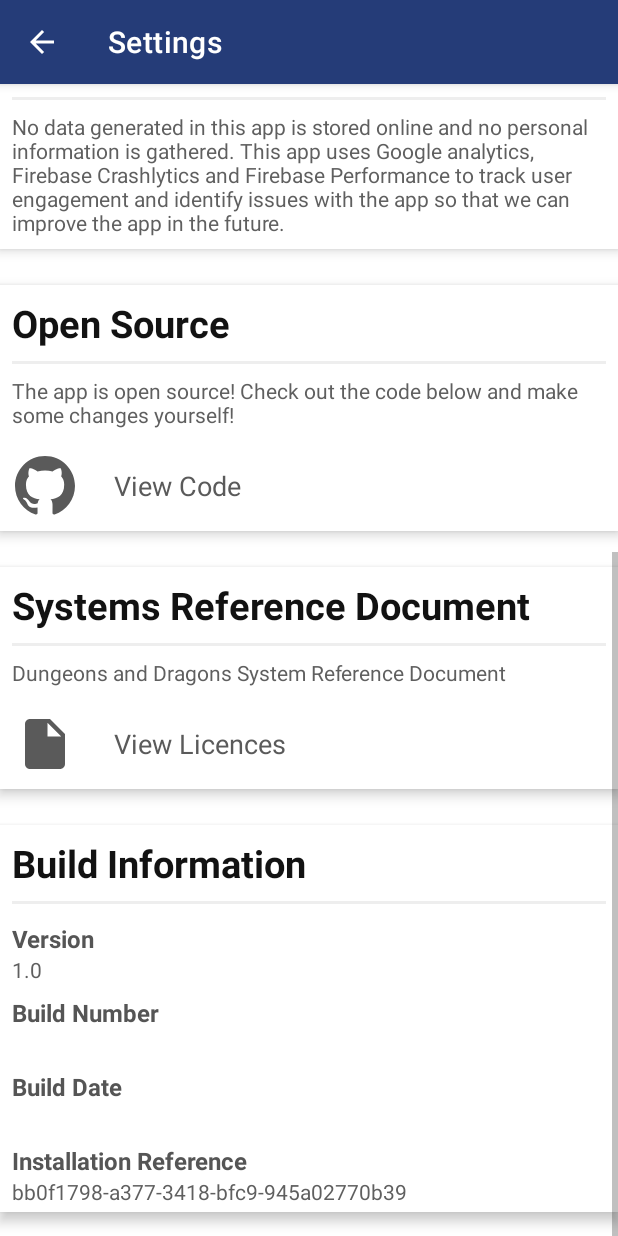
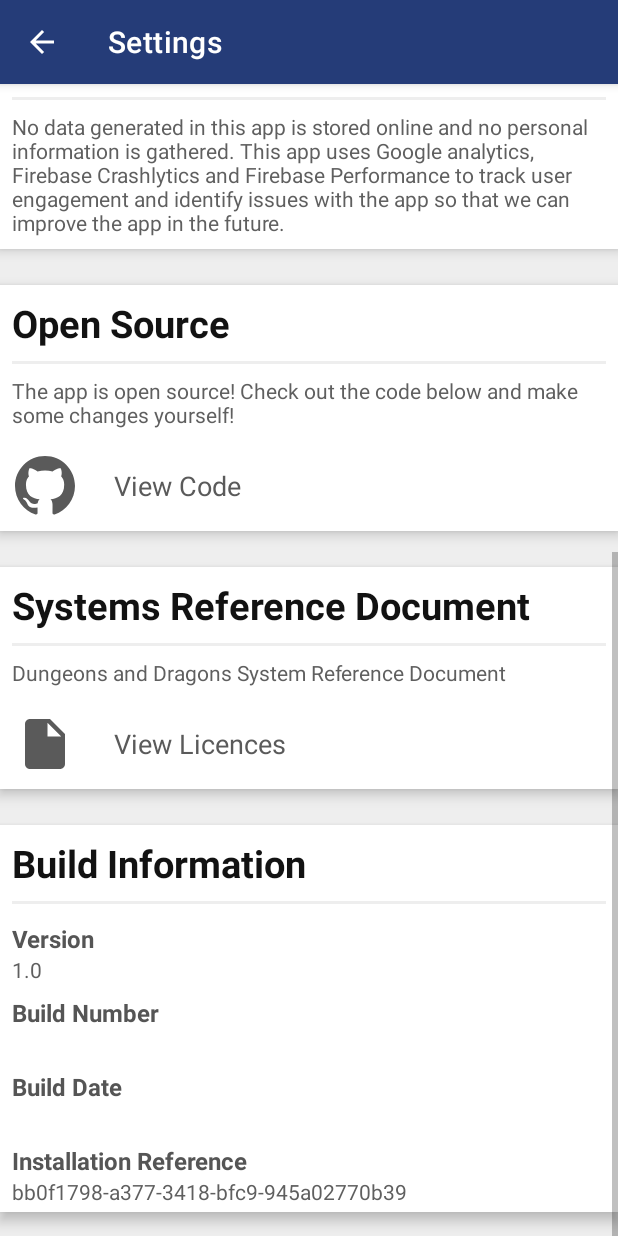
Before and after one commit to joeShuff/Dungeon-Generator, an Android app: the SettingsActivity screen opened directly, with no data from a screen before it, scrolled down 524 dp, on a phone screen of 412 x 824 dp. Run offline under Robolectric (Android 15) with nearby library versions, the phone set to English and light mode, and no system bars; our stand-ins replace RxJava.

Commit message:
settings page doesn't have correct background color

```diff
--- a/app/src/main/res/layout/activity_settings.xml
+++ b/app/src/main/res/layout/activity_settings.xml
@@ -3,6 +3,7 @@
         android:layout_width="match_parent"
         android:layout_height="match_parent"
         xmlns:android="http://schemas.android.com/apk/res/android"
+        android:background="@color/screenBackgroundColor"
         xmlns:tools="http://schemas.android.com/tools">
 
     <androidx.constraintlayout.widget.ConstraintLayout
```
